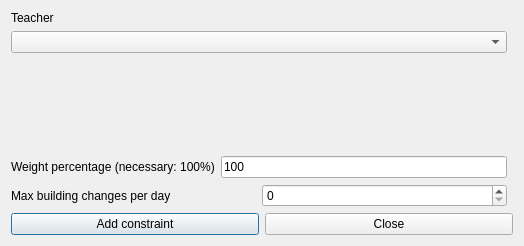
This is fet/src/interface/addconstraintteachermaxbuildingchangesperrealdayform_template.ui in vonmecheln/fet as Qt 5 draws it before an edit. The edited form follows.
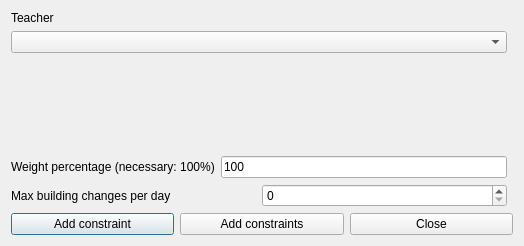
This is the edited form.

```diff
--- a/fet/src/interface/addconstraintteachermaxbuildingchangesperrealdayform_template.ui
+++ b/fet/src/interface/addconstraintteachermaxbuildingchangesperrealdayform_template.ui
@@ -23,6 +23,13 @@
        </property>
       </widget>
      </item>
+     <item>
+      <widget class="QPushButton" name="addConstraintsPushButton">
+       <property name="text">
+        <string>Add constraints</string>
+       </property>
+      </widget>
+     </item>
      <item>
       <widget class="QPushButton" name="closePushButton">
        <property name="text">
```
